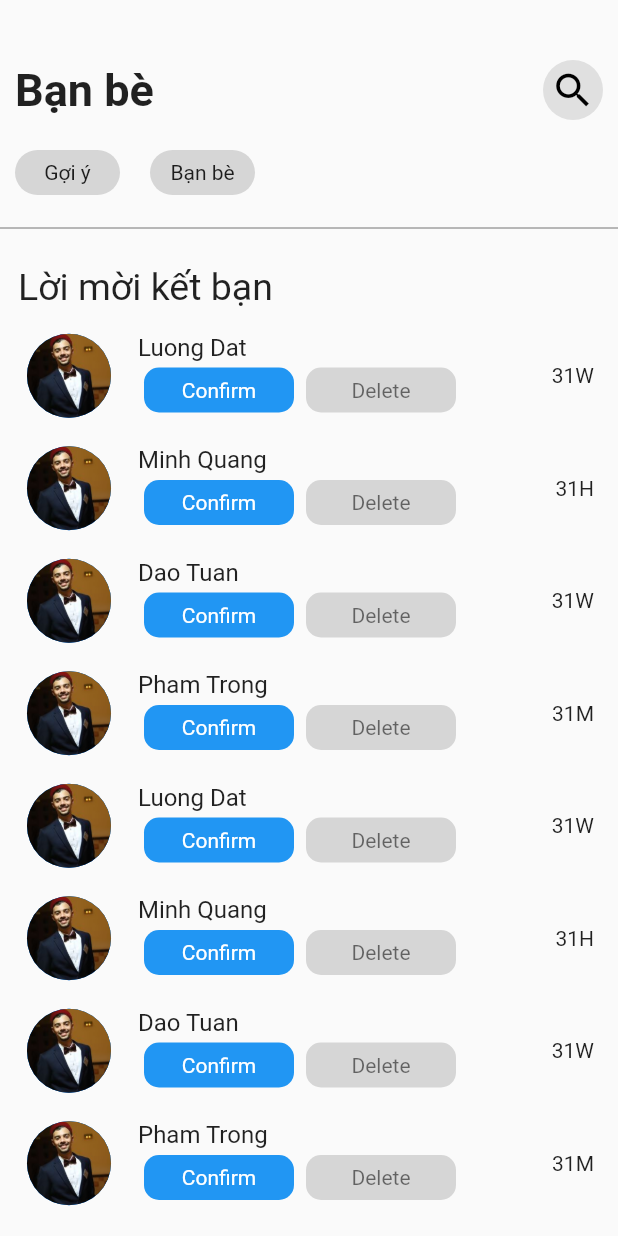
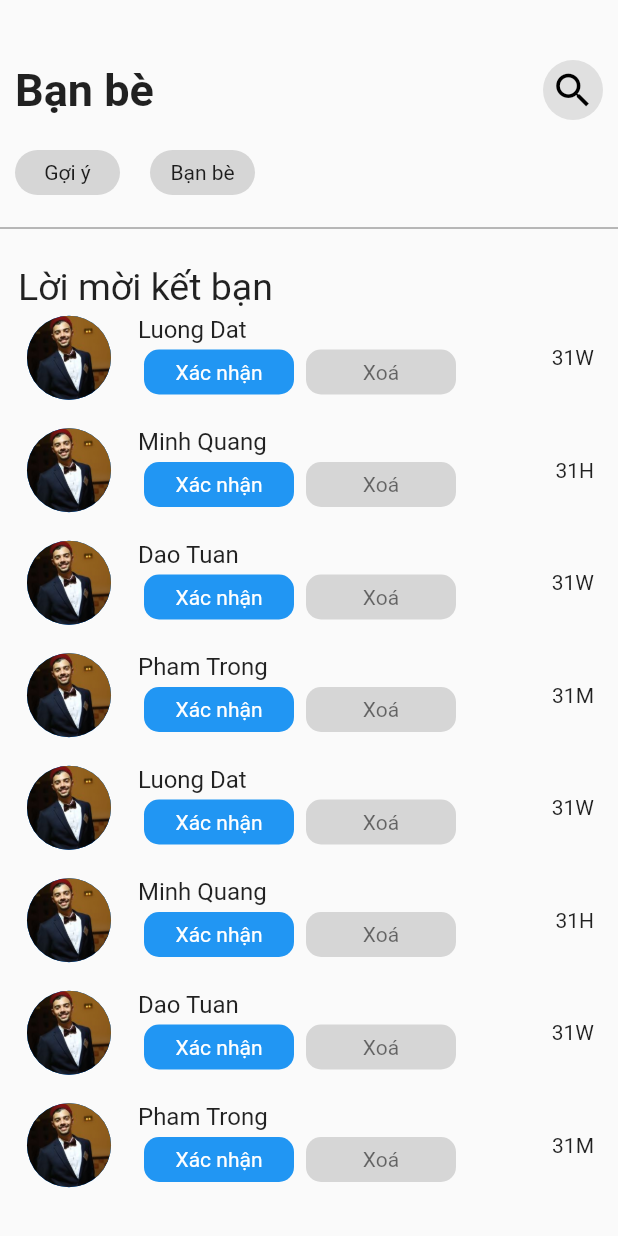
Before and after one commit to nbtpj/foodnet_01, a Flutter app: the screen it shows after launch, on a phone screen of 412 x 824 dp. Run offline on Flutter 3.47's test engine with Material 2 defaults, Android fonts, the phone set to English and light mode, and no system bars; our stand-ins replace firebase_auth, firebase_core, firebase_database, firebase_storage, flutter_staggered_animations, lottie and 1 more; accounts and stored records are empty.

Commit message:
add event confirm and delete

```diff
--- a/lib/ui/components/friend_item.dart
+++ b/lib/ui/components/friend_item.dart
@@ -1,33 +1,75 @@
-import 'package:flutter/cupertino.dart';
 import 'package:flutter/material.dart';
 
-class FriendItem extends StatelessWidget {
+class FriendItem extends StatefulWidget {
   final String userAsset;
   final String name;
   final String time;
+  final void Function(int) eraseFriendsList;
+  final int index;
   const FriendItem({
     Key? key,
     required this.userAsset,
     required this.name,
     required this.time,
+    required this.eraseFriendsList,
+    required this.index,
+  }) : super(key: key);
+
+  @override
+  _FriendItemState createState() => _FriendItemState();
+}
+
+class _FriendItemState extends State<FriendItem> {
+  bool _confirm = false;
+
+  void _updateConfirm() {
+    setState(() {
+      _confirm = true;
+    });
+  }
+  @override
+  Widget build(BuildContext context) {
+    return ListTile(
+      title: Text(widget.name),
+      isThreeLine: false,
+      trailing: Text(widget.time),
+      leading: CircleAvatar(
+        radius: 30,
+        child: CircleAvatar(
+          radius: 30,
+          backgroundImage: AssetImage(widget.userAsset),
+        ),
+      ),
+      subtitle: (_confirm
+              ? Confirmed()
+              : UnConfirm(updateConfirm: _updateConfirm,
+              eraseFriendsList: widget.eraseFriendsList, index: widget.index
+              )
+      )
+    );
+  }
+}
+
+class UnConfirm extends StatelessWidget {
+  final void Function() updateConfirm;
+  final void Function(int) eraseFriendsList;
+  final int index;
+  const UnConfirm ({
+    Key? key,
+    required this.updateConfirm,
+    required this.eraseFriendsList,
+    required this.index,
   }) : super(key: key);
 
   @override
   Widget build(BuildContext context) {
-    return ListTile(
-      title: Text(name),
-      isThreeLine: false,
-      trailing: Text(time),
-      leading: CircleAvatar(
-        radius: 30,
-        child: CircleAvatar(
-          radius: 30,
-          backgroundImage: AssetImage(userAsset),
-        ),
-      ),
-      subtitle: Row(
+    return Row(
       children: [
-          Container(
+        GestureDetector(
+          onTap: () {
+            updateConfirm();
+          },
+          child: Container(
               decoration: BoxDecoration(
                   color: Colors.blue,
                   borderRadius: BorderRadius.circular(10)),
@@ -36,11 +78,16 @@ class FriendItem extends StatelessWidget {
               height: 30,
               alignment: Alignment.center,
               child: const Text(
-              "Confirm",
+                "Xác nhận",
                 style: TextStyle(color: Colors.white),
               ),
             ),
-          Container(
+        ),
+        GestureDetector(
+          onTap: () {
+            eraseFriendsList(index);
+          },
+          child: Container(
             decoration: BoxDecoration(
                 color: Colors.grey[350],
                 borderRadius: BorderRadius.circular(10)),
@@ -48,10 +95,47 @@ class FriendItem extends StatelessWidget {
             width: 100,
             height: 30,
             alignment: Alignment.center,
-            child: const Text("Delete"),
+            child: const Text("Xoá"),
           ),
+        )
       ],
-      ),
     );
   }
 }
+
+class Confirmed extends StatelessWidget {
+  const Confirmed ({Key? key}) : super(key: key);
+
+  @override
+  Widget build(BuildContext context) {
+    return Row(
+      children: [
+        Container(
+          decoration: BoxDecoration(
+            color: Colors.grey[350],
+            borderRadius: BorderRadius.circular(10)),
+          margin: const EdgeInsets.all(4),
+          width: 150,
+          height: 30,
+          alignment: Alignment.center,
+          child: Row(
+            children: [
+              SizedBox(
+                height: 0,
+                width: 16,
+              ),
+              Icon(
+                IconData(0xf05a3, fontFamily: 'MaterialIcons'),
+                color: Colors.yellow,
+              ),
+              Text(
+                "  Vẫy tay chào",
+                style: TextStyle(fontWeight: FontWeight.bold),
+              ),
+            ],
+          )
+        ),
+      ],
+    );
+  }
+}
--- a/lib/ui/screens/friend.dart
+++ b/lib/ui/screens/friend.dart
@@ -21,6 +21,12 @@ class Friends extends StatefulWidget {
 }
 
 class _FriendsState extends State<Friends> {
+  void _eraseFriendsList(int index) {
+    setState(() {
+      friends.removeAt(index);
+    });
+  }
+
   @override
   Widget build(BuildContext context) {
     return Scaffold(
@@ -84,7 +90,7 @@ class _FriendsState extends State<Friends> {
               height: 5,
             ),
             Container(
-              margin: const EdgeInsets.all(12),
+              margin: const EdgeInsets.only(left: 12, right: 12, top: 12),
               child: Row(
                 children: const [
                   Text(
@@ -109,6 +115,8 @@ class _FriendsState extends State<Friends> {
                     userAsset: friendItem['userAsset'],
                     name: friendItem['name'],
                     time: friendItem['time'],
+                    eraseFriendsList: _eraseFriendsList,
+                    index: index,
                   );
                 }
             ),
```
Lines whose indentation alone changed are shown as unchanged.
